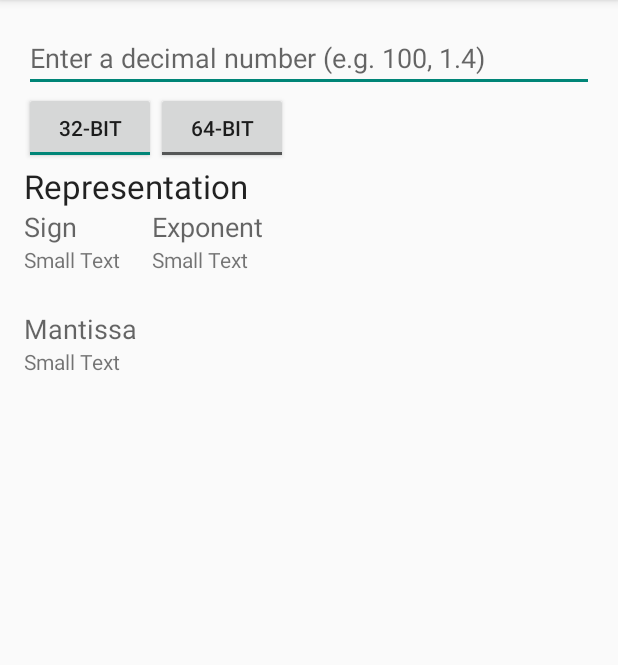
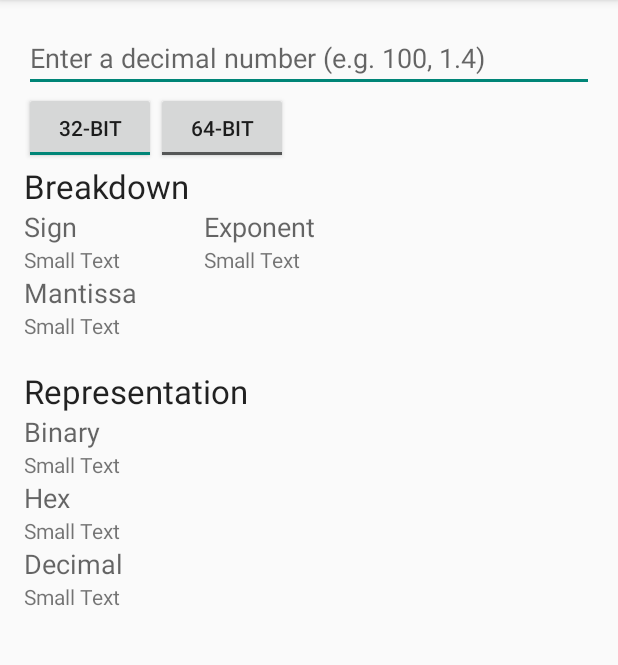
Before and after one commit to macalinao/IEEE754Converter, an Android app: the screen it shows after launch (MainActivity), on a phone screen of 412 x 824 dp, the part 84-749 px from its top. Run offline under Robolectric (Android 15) with nearby library versions, the phone set to English and light mode, and no system bars.

Commit message:
Add bin/hex/dec representation

```diff
--- a/app/src/main/java/pw/ian/ieee754converter/MainActivity.java
+++ b/app/src/main/java/pw/ian/ieee754converter/MainActivity.java
@@ -77,8 +77,8 @@ public class MainActivity extends ActionBarActivity {
             number = Double.parseDouble(((EditText) findViewById(R.id.number)).getText().toString());
 
             digits = is32Bit ? // Get the binary representation
-                    Float.floatToIntBits((float) number) :
-                    Double.doubleToLongBits(number);
+                    Float.floatToRawIntBits((float) number) :
+                    Double.doubleToRawLongBits(number);
 
             sign = is32Bit ? // first bit
                     ((digits >>> 32 - 1) & 0b1)
@@ -113,12 +113,22 @@ public class MainActivity extends ActionBarActivity {
         // Mantissa
         double unshiftedMantissa = is32Bit ?
                 (Float.intBitsToFloat((0b1111111 << 23) | ((int) mantissa)))
-                : (Double.longBitsToDouble((0b1111111111 << 52) | mantissa));
+                : (Double.longBitsToDouble((0b1111111111l << 52) | mantissa));
         String manStr = (unshiftedMantissa) + "\n"
                 // Pad binary string
                 + String.format("%" + (is32Bit ? 23 : 52) + "s",
                 Long.toBinaryString(mantissa)).replace(' ', '0');
         ((TextView) findViewById(R.id.mantissa)).setText(manStr);
+
+        // Representations
+        ((TextView) findViewById(R.id.binaryRep)).setText(is32Bit ?
+                Integer.toBinaryString(Float.floatToRawIntBits((float) number))
+                : Long.toBinaryString(Double.doubleToRawLongBits(number)));
+        ((TextView) findViewById(R.id.hexRep)).setText(is32Bit ?
+                Integer.toHexString(Float.floatToRawIntBits((float) number))
+                : Long.toHexString(Double.doubleToRawLongBits(number)));
+        ((TextView) findViewById(R.id.decRep)).setText(is32Bit ?
+                Float.toString((float) number) : Double.toString(number));
     }
 
     @Override
--- a/app/src/main/res/layout/activity_main.xml
+++ b/app/src/main/res/layout/activity_main.xml
@@ -37,7 +37,7 @@
         android:layout_width="wrap_content"
         android:layout_height="wrap_content"
         android:textAppearance="?android:attr/textAppearanceLarge"
-        android:text="@string/representation"
+        android:text="@string/breakdown"
         android:id="@+id/textView3"
         android:layout_below="@+id/x32"
         android:layout_alignParentLeft="true"
@@ -49,10 +49,10 @@
         android:textAppearance="?android:attr/textAppearanceMedium"
         android:text="@string/sign"
         android:id="@+id/textView"
+        android:paddingEnd="50dp"
         android:layout_below="@+id/textView3"
         android:layout_alignParentLeft="true"
-        android:layout_alignParentStart="true"
-        android:paddingEnd="50dp" />
+        android:layout_alignParentStart="true" />
 
     <TextView
         android:layout_width="wrap_content"
@@ -60,9 +60,11 @@
         android:textAppearance="?android:attr/textAppearanceMedium"
         android:text="@string/exponent"
         android:id="@+id/textView2"
-        android:layout_below="@+id/textView3"
-        android:layout_toRightOf="@+id/textView"
-        android:layout_toEndOf="@+id/textView" />
+        android:layout_marginLeft="32dp"
+        android:layout_marginStart="32dp"
+        android:layout_alignTop="@+id/textView"
+        android:layout_alignLeft="@+id/x64"
+        android:layout_alignStart="@+id/x64" />
 
     <TextView
         android:layout_width="wrap_content"
@@ -72,9 +74,7 @@
         android:id="@+id/sign"
         android:layout_below="@+id/textView"
         android:layout_alignParentLeft="true"
-        android:layout_alignParentStart="true"
-        android:layout_toLeftOf="@+id/textView2"
-        android:layout_toStartOf="@+id/textView2" />
+        android:layout_alignParentStart="true" />
 
     <TextView
         android:layout_width="wrap_content"
@@ -82,9 +82,9 @@
         android:textAppearance="?android:attr/textAppearanceSmall"
         android:text="Small Text"
         android:id="@+id/exponent"
-        android:layout_below="@+id/textView2"
-        android:layout_toRightOf="@+id/sign"
-        android:layout_toEndOf="@+id/sign" />
+        android:layout_below="@+id/textView"
+        android:layout_alignLeft="@+id/textView2"
+        android:layout_alignStart="@+id/textView2" />
 
     <TextView
         android:layout_width="wrap_content"
@@ -92,7 +92,6 @@
         android:textAppearance="?android:attr/textAppearanceMedium"
         android:text="@string/mantissa"
         android:id="@+id/textView4"
-        android:layout_marginTop="24dp"
         android:layout_below="@+id/sign"
         android:layout_alignParentLeft="true"
         android:layout_alignParentStart="true" />
@@ -120,4 +119,75 @@
         android:layout_alignParentEnd="true"
         android:hint="@string/enter_number" />
 
+    <TextView
+        android:layout_width="wrap_content"
+        android:layout_height="wrap_content"
+        android:textAppearance="?android:attr/textAppearanceLarge"
+        android:text="@string/representation"
+        android:id="@+id/textView5"
+        android:layout_below="@+id/mantissa"
+        android:layout_alignParentLeft="true"
+        android:layout_alignParentStart="true"
+        android:layout_marginTop="19dp" />
+
+    <TextView
+        android:layout_width="wrap_content"
+        android:layout_height="wrap_content"
+        android:textAppearance="?android:attr/textAppearanceMedium"
+        android:text="@string/binary"
+        android:id="@+id/textView6"
+        android:layout_below="@+id/textView5"
+        android:layout_alignParentLeft="true"
+        android:layout_alignParentStart="true" />
+
+    <TextView
+        android:layout_width="wrap_content"
+        android:layout_height="wrap_content"
+        android:textAppearance="?android:attr/textAppearanceMedium"
+        android:text="@string/hex"
+        android:id="@+id/textView7"
+        android:layout_below="@+id/binaryRep"
+        android:layout_alignParentLeft="true"
+        android:layout_alignParentStart="true" />
+
+    <TextView
+        android:layout_width="wrap_content"
+        android:layout_height="wrap_content"
+        android:textAppearance="?android:attr/textAppearanceMedium"
+        android:text="@string/decimal"
+        android:id="@+id/textView8"
+        android:layout_below="@+id/hexRep"
+        android:layout_alignParentLeft="true"
+        android:layout_alignParentStart="true" />
+
+    <TextView
+        android:layout_width="wrap_content"
+        android:layout_height="wrap_content"
+        android:textAppearance="?android:attr/textAppearanceSmall"
+        android:text="Small Text"
+        android:id="@+id/binaryRep"
+        android:layout_below="@+id/textView6"
+        android:layout_alignParentLeft="true"
+        android:layout_alignParentStart="true" />
+
+    <TextView
+        android:layout_width="wrap_content"
+        android:layout_height="wrap_content"
+        android:textAppearance="?android:attr/textAppearanceSmall"
+        android:text="Small Text"
+        android:id="@+id/hexRep"
+        android:layout_below="@+id/textView7"
+        android:layout_alignParentLeft="true"
+        android:layout_alignParentStart="true" />
+
+    <TextView
+        android:layout_width="wrap_content"
+        android:layout_height="wrap_content"
+        android:textAppearance="?android:attr/textAppearanceSmall"
+        android:text="Small Text"
+        android:id="@+id/decRep"
+        android:layout_below="@+id/textView8"
+        android:layout_alignParentLeft="true"
+        android:layout_alignParentStart="true" />
+
 </RelativeLayout>
--- a/app/src/main/res/values/strings.xml
+++ b/app/src/main/res/values/strings.xml
@@ -7,6 +7,7 @@
     <string name="x32">32-bit</string>
     <string name="x64">64-bit</string>
 
+    <string name="breakdown">Breakdown</string>
     <string name="sign">Sign</string>
     <string name="exponent">Exponent</string>
     <string name="mantissa">Mantissa</string>
```
